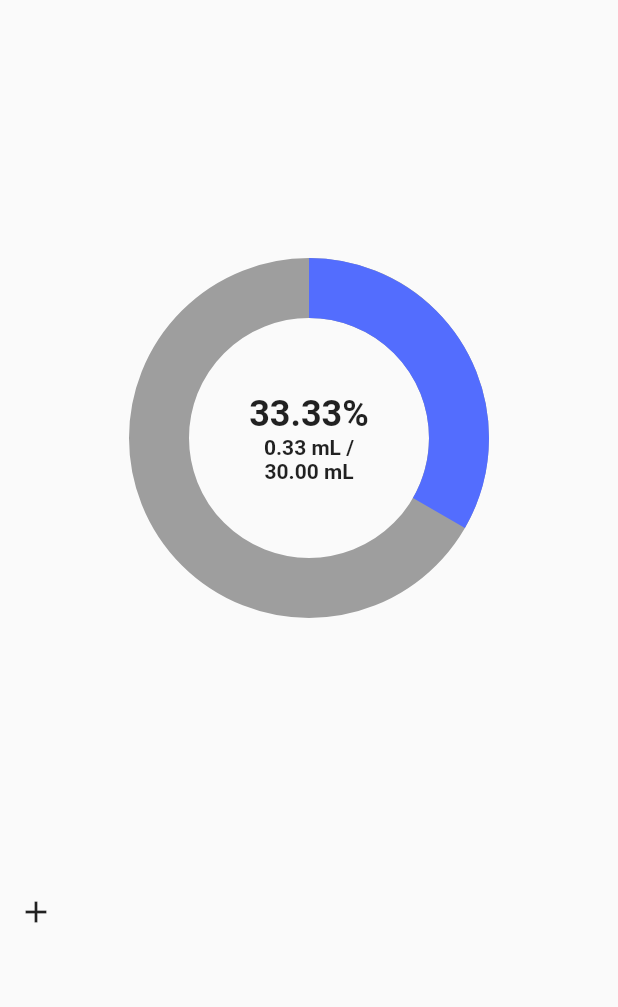
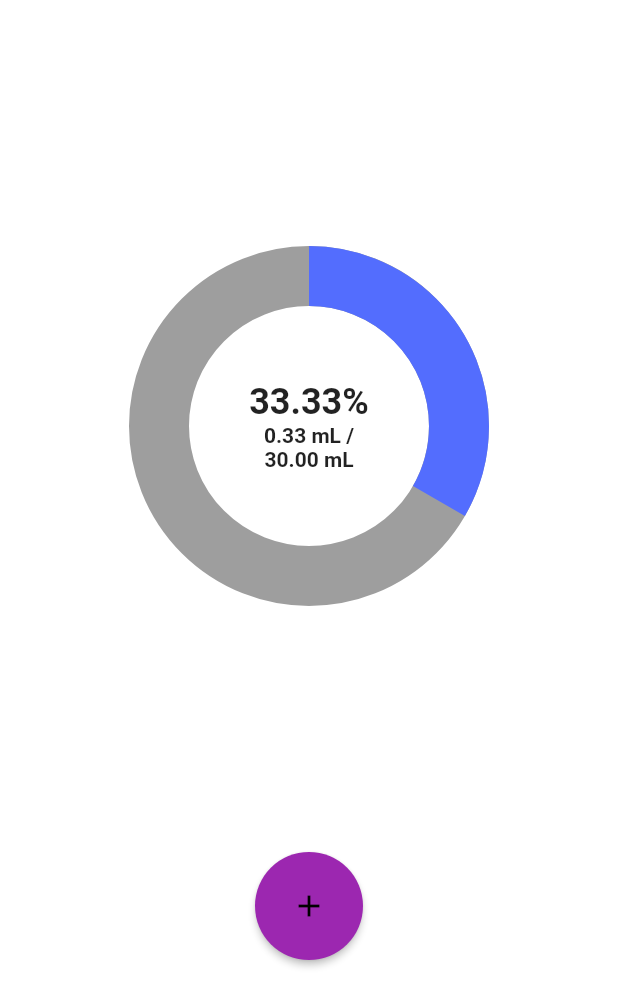
Before and after one commit to lainshiHenry/drink-water-reminder, a Flutter app: the screen it shows after launch, on a phone screen of 412 x 824 dp. Shown: the top 1007 px of the screen. Run offline on Flutter 3.47's test engine with Material 2 defaults, Android fonts, the phone set to English and light mode, and no system bars.

Commit message:
Added Light and Dark Theme

```diff
--- /dev/null
+++ b/lib/constants/theme_data.dart
@@ -0,0 +1,45 @@
+import 'package:flutter/material.dart';
+
+ThemeData lightTheme = ThemeData(
+  scaffoldBackgroundColor: Colors.white,
+  progressIndicatorTheme: const ProgressIndicatorThemeData(
+    color: Colors.indigoAccent,
+    circularTrackColor: Colors.grey,
+  ),
+  elevatedButtonTheme: ElevatedButtonThemeData(
+    style: ButtonStyle(
+      // Colour for child widget
+      foregroundColor: MaterialStateProperty.resolveWith((states) {
+        return Colors.black;
+      }),
+      //Color for button background colour
+      backgroundColor: MaterialStateProperty.resolveWith((states) {
+        return Colors.purple;
+      }),
+      padding: MaterialStateProperty.all(const EdgeInsets.all(24.0)),
+      shape: MaterialStateProperty.all(const CircleBorder()),
+    ),
+  ),
+);
+
+ThemeData darkTheme = ThemeData(
+  scaffoldBackgroundColor: Colors.black38,
+  progressIndicatorTheme: const ProgressIndicatorThemeData(
+    color: Colors.indigoAccent,
+    circularTrackColor: Colors.white,
+  ),
+  elevatedButtonTheme: ElevatedButtonThemeData(
+    style: ButtonStyle(
+      // Colour for child widget
+      foregroundColor: MaterialStateProperty.resolveWith((states) {
+        return Colors.black;
+      }),
+      //Color for button background colour
+      backgroundColor: MaterialStateProperty.resolveWith((states) {
+        return Colors.white;
+      }),
+      padding: MaterialStateProperty.all(const EdgeInsets.all(24.0)),
+      shape: MaterialStateProperty.all(const CircleBorder()),
+    ),
+  ),
+);
--- a/lib/main.dart
+++ b/lib/main.dart
@@ -1,4 +1,5 @@
 import 'package:flutter/material.dart';
+import 'package:water_reminder/constants/theme_data.dart';
 import 'package:water_reminder/screens/home_screen.dart';
 
 void main() {
@@ -14,18 +15,9 @@ class MyApp extends StatelessWidget {
     return MaterialApp(
       title: 'Flutter Demo',
       debugShowCheckedModeBanner: false,
-      theme: ThemeData(
-        // This is the theme of your application.
-        //
-        // Try running your application with "flutter run". You'll see the
-        // application has a blue toolbar. Then, without quitting the app, try
-        // changing the primarySwatch below to Colors.green and then invoke
-        // "hot reload" (press "r" in the console where you ran "flutter run",
-        // or simply save your changes to "hot reload" in a Flutter IDE).
-        // Notice that the counter didn't reset back to zero; the application
-        // is not restarted.
-        primarySwatch: Colors.blue,
-      ),
+      theme: lightTheme,
+      darkTheme: darkTheme,
+      themeMode: ThemeMode.light,
       home: HomeScreen(),
     );
   }
--- a/lib/screens/home_screen.dart
+++ b/lib/screens/home_screen.dart
@@ -23,8 +23,10 @@ class _HomeScreenState extends State<HomeScreen> {
             MainProgressBar(currentValue: _currentValue, maxValue: _maxValue),
             const Spacer(),
             Row(children: [
-              IconButton(
-                icon: const Icon(Icons.add),
+              Spacer(),
+              ElevatedButton(
+                child: const Icon(Icons.add),
+                // padding: EdgeInsets.all(17),
                 onPressed: () {
                   setState(() {
                     if (_currentValue < _maxValue) {
@@ -34,6 +36,7 @@ class _HomeScreenState extends State<HomeScreen> {
                   print(_currentValue);
                 },
               ),
+              Spacer(),
             ]),
             const Spacer(),
           ],
@@ -48,18 +51,12 @@ class MainProgressBar extends StatelessWidget {
     Key? key,
     required double currentValue,
     required double maxValue,
-    Color? backgroundColour = Colors.grey,
-    Color? valueColour = Colors.indigoAccent,
   })  : _currentValue = currentValue,
         _maxValue = maxValue,
-        _backgroundColour = backgroundColour,
-        _valueColour = valueColour,
         super(key: key);
 
   final double _currentValue;
   final double _maxValue;
-  final Color? _backgroundColour;
-  final Color? _valueColour;
 
   @override
   Widget build(BuildContext context) {
@@ -71,8 +68,6 @@ class MainProgressBar extends StatelessWidget {
           height: 200,
           child: CircularProgressIndicator(
             value: _calculatedValue,
-            backgroundColor: _backgroundColour,
-            color: _valueColour,
             strokeWidth: 40.0,
           ),
         ),
```
